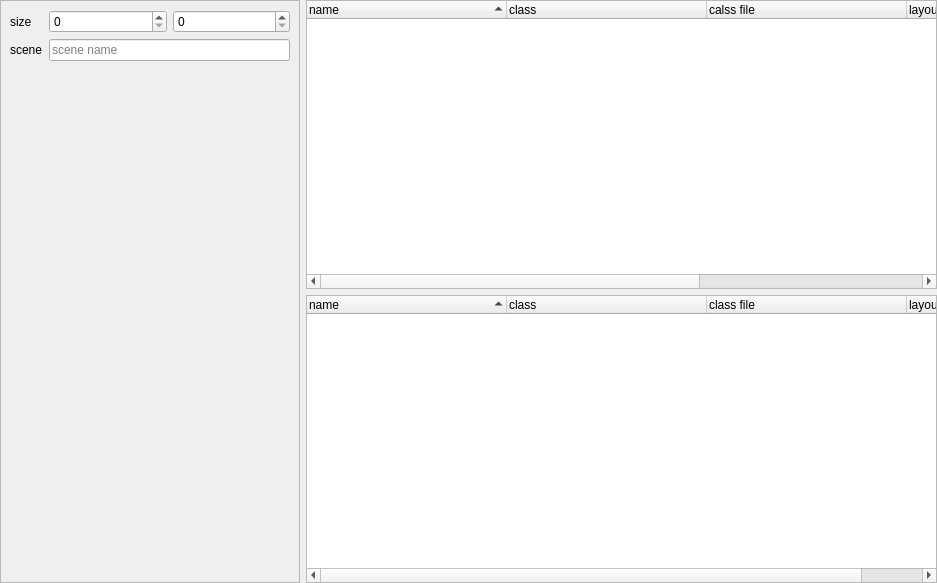
This is n_config_widget.ui in h13i32maru/navyjs-legacy2 as Qt 5 draws it before an edit. The edited form follows.
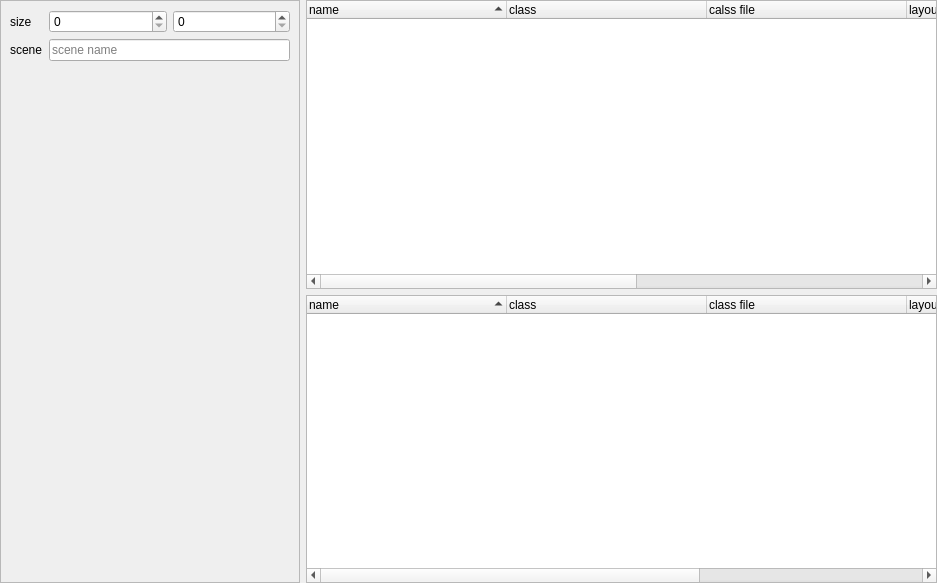
This is the edited form.

```diff
--- a/n_config_widget.ui
+++ b/n_config_widget.ui
@@ -142,7 +142,7 @@
         <bool>true</bool>
        </property>
        <property name="columnCount">
-        <number>5</number>
+        <number>6</number>
        </property>
        <attribute name="headerDefaultSectionSize">
         <number>200</number>
@@ -175,6 +175,11 @@
          <string>page</string>
         </property>
        </column>
+       <column>
+        <property name="text">
+         <string>backgroundColor</string>
+        </property>
+       </column>
       </widget>
      </item>
      <item>
@@ -198,7 +203,7 @@
         <bool>true</bool>
        </property>
        <property name="columnCount">
-        <number>4</number>
+        <number>5</number>
        </property>
        <attribute name="headerDefaultSectionSize">
         <number>200</number>
@@ -226,6 +231,11 @@
          <string>layout</string>
         </property>
        </column>
+       <column>
+        <property name="text">
+         <string>backgroundColor</string>
+        </property>
+       </column>
       </widget>
      </item>
     </layout>
```
